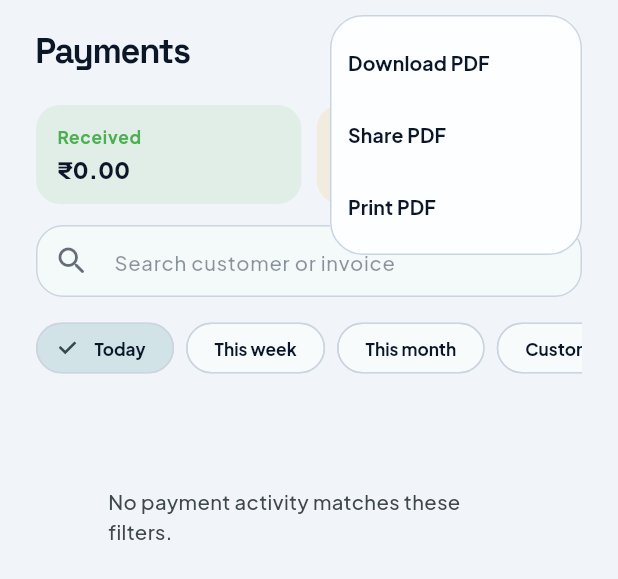
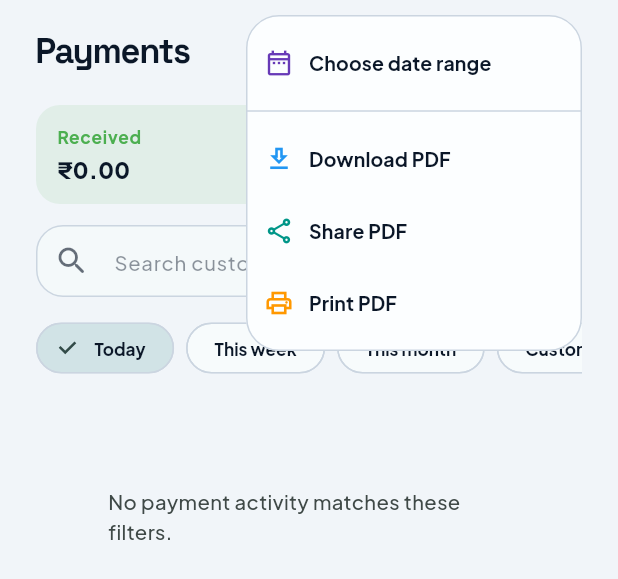
Before and after one commit to moharoon11/StoreManagementApp, a Flutter app: the PaymentTransactionsView widget shown alone on an empty page, opened directly, after a tap on the "more vert" icon, on a phone screen of 412 x 824 dp. Shown: the top 579 px of the screen. Run offline on Flutter 3.47's test engine with Material 3 defaults, Android fonts, the phone set to English and light mode, and no system bars; our stand-ins replace fl_chart, flutter_secure_storage, google_fonts, image_picker, pdf, printing and 1 more; missing offline and left inert: flutter_file_dialog; accounts and stored records are empty; network calls fail.

Commit message:
fix: format fixes

```diff
--- a/lib/views/payments/payment_transactions_view.dart
+++ b/lib/views/payments/payment_transactions_view.dart
@@ -33,6 +33,7 @@ class _PaymentTransactionsViewState extends State<PaymentTransactionsView> {
   _RangeScope _scope = _RangeScope.today;
   DateTime? _fromDate;
   DateTime? _toDate;
+  Map<String, dynamic> _store = const {};
   List<_PaymentTransaction> _transactions = const [];
 
   @override
@@ -51,20 +52,33 @@ class _PaymentTransactionsViewState extends State<PaymentTransactionsView> {
   Future<void> _load() async {
     setState(() => _loading = true);
     try {
+      final storeRequest = _loadStore();
       final results = await Future.wait<_PaymentTransactionList>([
         _safeLoad(_loadInvoices()),
         _safeLoad(_loadCredit()),
       ]);
       final invoices = results[0];
       final credit = results[1];
+      final store = await storeRequest;
       if (mounted) {
         setState(() {
+          _store = store;
           _transactions = [...invoices, ...credit]
             ..sort((a, b) => b.date.compareTo(a.date));
         });
       }
     } finally {
       if (mounted) setState(() => _loading = false);
+    }
+  }
+
+  Future<Map<String, dynamic>> _loadStore() async {
+    try {
+      final response = await ApiService.get(ApiConfig.storeProfile);
+      final data = response is Map ? response['data'] : null;
+      return data is Map ? Map<String, dynamic>.from(data) : const {};
+    } catch (_) {
+      return const {};
     }
   }
 
@@ -273,10 +287,17 @@ class _PaymentTransactionsViewState extends State<PaymentTransactionsView> {
   }
 
   Future<void> _export(_ExportAction action) async {
-    final bytes = await _PaymentPdf.createHistory(_visible, _rangeLabel);
+    if (action == _ExportAction.selectRange) {
+      await _pickCustomRange();
+      return;
+    }
+    final bytes =
+        await _PaymentPdf.createHistory(_visible, _rangeLabel, _store);
     final filename =
         'Payment_history_${DateFormat('yyyyMMdd').format(DateTime.now())}.pdf';
     switch (action) {
+      case _ExportAction.selectRange:
+        return;
       case _ExportAction.download:
         await InvoicePdfService.save(bytes, filename);
       case _ExportAction.share:
@@ -323,12 +344,30 @@ class _PaymentTransactionsViewState extends State<PaymentTransactionsView> {
                 onSelected: _export,
                 itemBuilder: (_) => const [
                   PopupMenuItem(
+                      value: _ExportAction.selectRange,
+                      child: _ExportMenuItem(
+                          icon: Icons.date_range_outlined,
+                          label: 'Choose date range',
+                          color: Colors.deepPurple)),
+                  PopupMenuDivider(),
+                  PopupMenuItem(
                       value: _ExportAction.download,
-                      child: Text('Download PDF')),
+                      child: _ExportMenuItem(
+                          icon: Icons.download_outlined,
+                          label: 'Download PDF',
+                          color: Colors.blue)),
                   PopupMenuItem(
-                      value: _ExportAction.share, child: Text('Share PDF')),
+                      value: _ExportAction.share,
+                      child: _ExportMenuItem(
+                          icon: Icons.share_outlined,
+                          label: 'Share PDF',
+                          color: Colors.teal)),
                   PopupMenuItem(
-                      value: _ExportAction.print, child: Text('Print PDF')),
+                      value: _ExportAction.print,
+                      child: _ExportMenuItem(
+                          icon: Icons.print_outlined,
+                          label: 'Print PDF',
+                          color: Colors.orange)),
                 ],
               ),
             ]),
@@ -389,7 +428,8 @@ class _PaymentTransactionsViewState extends State<PaymentTransactionsView> {
                             .textTheme
                             .titleSmall
                             ?.copyWith(color: scheme.onSurfaceVariant))),
-                ...group.value.map((item) => _PaymentTile(item: item)),
+                ...group.value
+                    .map((item) => _PaymentTile(item: item, store: _store)),
               ],
             const SizedBox(height: 36),
           ],
@@ -445,9 +485,28 @@ class _SummaryValue extends StatelessWidget {
       ]));
 }
 
+class _ExportMenuItem extends StatelessWidget {
+  const _ExportMenuItem({
+    required this.icon,
+    required this.label,
+    required this.color,
+  });
+  final IconData icon;
+  final String label;
+  final Color color;
+
+  @override
+  Widget build(BuildContext context) => Row(children: [
+        Icon(icon, color: color, size: 20),
+        const SizedBox(width: 10),
+        Text(label),
+      ]);
+}
+
 class _PaymentTile extends StatelessWidget {
-  const _PaymentTile({required this.item});
+  const _PaymentTile({required this.item, required this.store});
   final _PaymentTransaction item;
+  final Map<String, dynamic> store;
   @override
   Widget build(BuildContext context) {
     final scheme = Theme.of(context).colorScheme;
@@ -464,7 +523,7 @@ class _PaymentTile extends StatelessWidget {
         borderRadius: BorderRadius.circular(18),
         child: InkWell(
           onTap: () => Navigator.of(context).push(MaterialPageRoute(
-              builder: (_) => _PaymentDetailPage(item: item))),
+              builder: (_) => _PaymentDetailPage(item: item, store: store))),
           borderRadius: BorderRadius.circular(18),
           child: Padding(
             padding: const EdgeInsets.all(14),
@@ -536,14 +595,17 @@ class _DetailRow extends StatelessWidget {
 }
 
 class _PaymentDetailPage extends StatelessWidget {
-  const _PaymentDetailPage({required this.item});
+  const _PaymentDetailPage({required this.item, required this.store});
   final _PaymentTransaction item;
+  final Map<String, dynamic> store;
 
   Future<void> _usePdf(BuildContext context, _ExportAction action) async {
-    final bytes = await _PaymentPdf.createTransaction(item);
+    final bytes = await _PaymentPdf.createTransaction(item, store);
     final filename =
         'Payment_${item.reference.replaceAll(RegExp(r'[^A-Za-z0-9_-]'), '_')}.pdf';
     switch (action) {
+      case _ExportAction.selectRange:
+        return;
       case _ExportAction.download:
         await InvoicePdfService.save(bytes, filename);
       case _ExportAction.share:
@@ -616,10 +678,12 @@ class _PaymentDetailPage extends StatelessWidget {
 }
 
 class _PaymentPdf {
-  static Future<Uint8List> createTransaction(_PaymentTransaction item) =>
+  static Future<Uint8List> createTransaction(
+          _PaymentTransaction item, Map<String, dynamic> store) =>
       _document(
         title: 'PAYMENT RECEIPT',
         subtitle: item.reference,
+        store: store,
         rows: [
           ['Activity', item.title],
           [
@@ -629,24 +693,22 @@ class _PaymentPdf {
           ['Status', item.status.label],
           ['Date', DateFormat('dd MMM y, h:mm a').format(item.date)],
           ...item.details.entries.map((entry) => [entry.key, entry.value]),
-          [
-            'Amount',
-            '${item.direction == _Direction.outgoing ? '-' : '+'}${_money(item.amount)}'
-          ],
+          ['Amount', _pdfAmount(item.amount, item.direction)],
         ],
       );
 
-  static Future<Uint8List> createHistory(
-          List<_PaymentTransaction> items, String period) =>
+  static Future<Uint8List> createHistory(List<_PaymentTransaction> items,
+          String period, Map<String, dynamic> store) =>
       _document(
         title: 'PAYMENT HISTORY',
         subtitle: period,
+        store: store,
         rows: items
             .map((item) => [
                   DateFormat('dd MMM y').format(item.date),
                   item.customer.isEmpty ? item.title : item.customer,
                   item.reference,
-                  '${item.direction == _Direction.outgoing ? '-' : '+'}${_money(item.amount)}',
+                  _pdfAmount(item.amount, item.direction),
                 ])
             .toList(),
         headers: const ['Date', 'Customer', 'Reference', 'Amount'],
@@ -655,13 +717,23 @@ class _PaymentPdf {
   static Future<Uint8List> _document(
       {required String title,
       required String subtitle,
+      required Map<String, dynamic> store,
       required List<List<String>> rows,
       List<String>? headers}) async {
-    final document = pw.Document();
+    final fonts = await PdfDocumentFonts.load();
+    final document = pw.Document(theme: fonts.theme);
+    final storeName = _storeText(store['storeName'], 'STORE MANAGEMENT');
+    final owner = _storeText(store['ownerName'], '');
+    final address = _storeText(store['address'], '');
     document.addPage(pw.MultiPage(
       pageFormat: PdfPageFormat.a4,
       margin: const pw.EdgeInsets.all(28),
       build: (_) => [
+        pw.Text(storeName,
+            style: pw.TextStyle(fontSize: 16, fontWeight: pw.FontWeight.bold)),
+        if (owner.isNotEmpty) pw.Text('Owner: $owner'),
+        if (address.isNotEmpty) pw.Text(address),
+        pw.SizedBox(height: 14),
         pw.Text(title,
             style: pw.TextStyle(
                 fontSize: 20,
@@ -694,7 +766,7 @@ enum _RangeScope {
   final String label;
 }
 
-enum _ExportAction { download, share, print }
+enum _ExportAction { selectRange, download, share, print }
 
 enum _TransactionStatus {
   completed('Completed'),
@@ -745,6 +817,13 @@ double _number(dynamic value) =>
     double.tryParse(value?.toString() ?? '') ??
     0;
 String _money(double value) => '₹${value.toStringAsFixed(2)}';
+String _pdfAmount(double value, _Direction direction) =>
+    '${direction == _Direction.outgoing ? '-' : '+'} INR ${value.toStringAsFixed(2)}';
+String _storeText(dynamic value, String fallback) {
+  final text = value?.toString().trim() ?? '';
+  return text.isEmpty || text == 'null' ? fallback : text;
+}
+
 DateTime _dateOf(dynamic value) =>
     DateTime.tryParse(value?.toString() ?? '')?.toLocal() ?? DateTime.now();
 String _customerOf(Map<String, dynamic> row) {
```
Also changed, not shown: lib/services/invoice_pdf_service.dart (+39 -8 lines).
